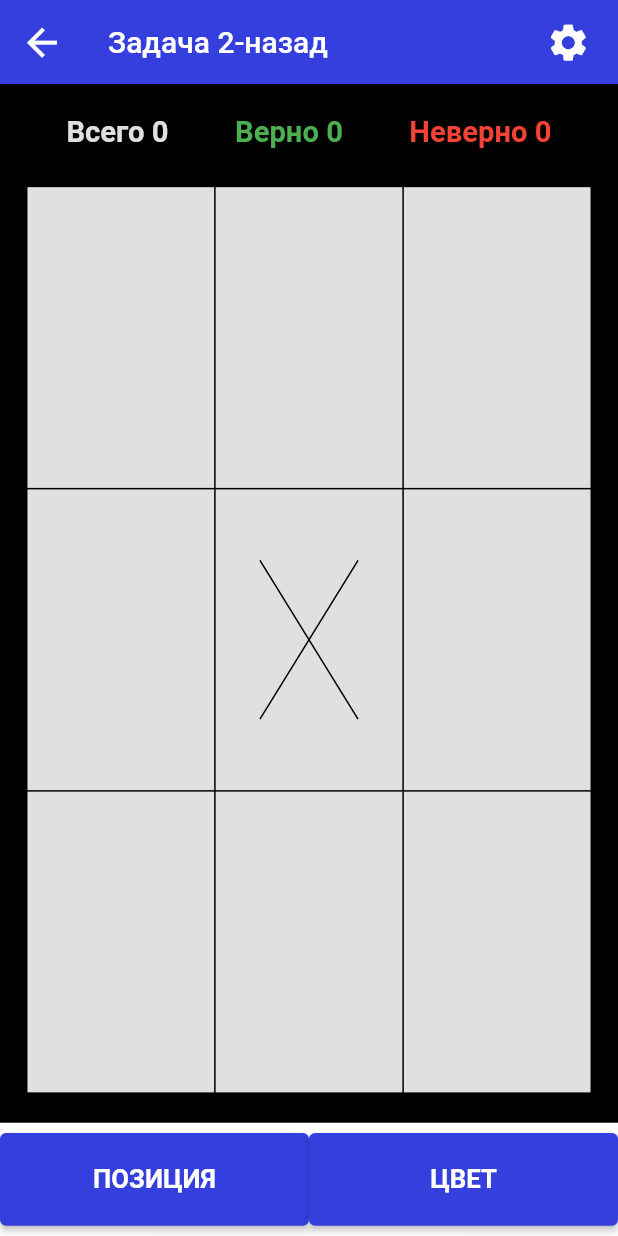
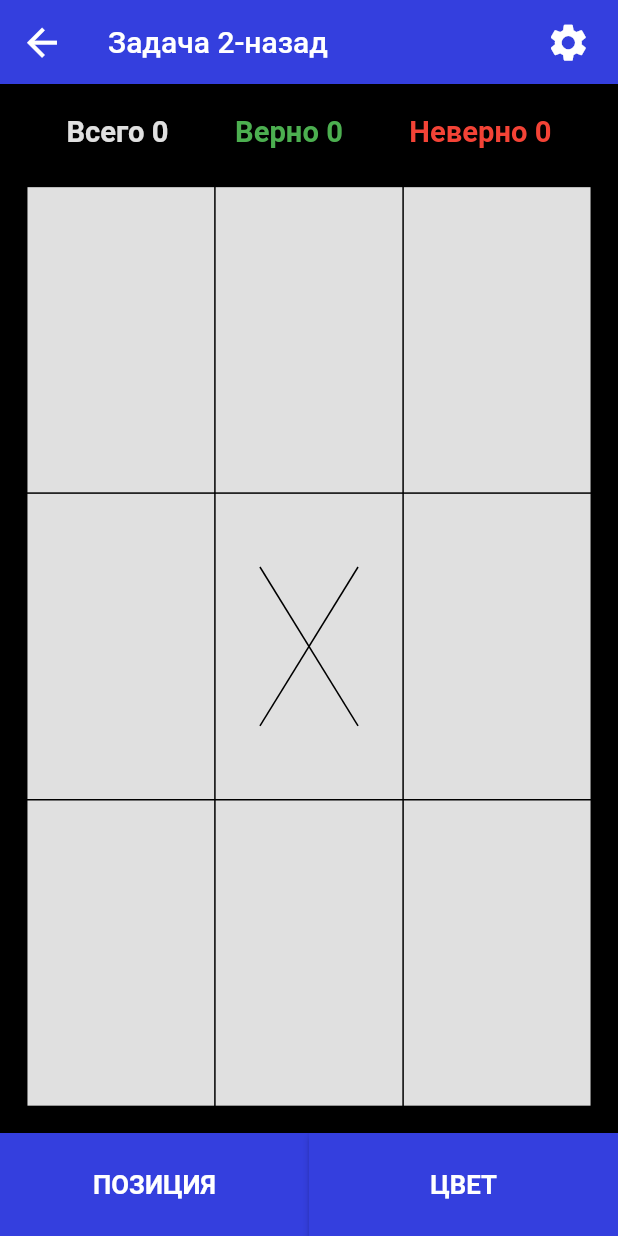
Before and after one commit to Eddie98/nbackflutter, a Flutter app: the TrainingScreen screen opened by its route, on a phone screen of 412 x 824 dp. Run offline on Flutter 3.47's test engine with Material 2 defaults, Android fonts, the light colour scheme and no system bars; our stand-ins replace bloc, equatable, flutter_bloc, hydrated_bloc; missing offline and left inert: ansicolor.

Commit message:
little code fix

```diff
--- a/lib/view/screens/training/training.dart
+++ b/lib/view/screens/training/training.dart
@@ -29,6 +29,7 @@ class _TrainingScreenState extends State<TrainingScreen> {
     trainingBloc = context.read<TrainingBloc>();
     settingsRepo = context.read<SettingsRepository>();
 
+    // TODO: too long duration before start on high interval
     trainingBloc.add(const TrainingInitialEvent());
     Timer.periodic(
       Duration(seconds: settingsRepo.intervalBetweenAttempts),
--- a/lib/view/screens/training/widgets/board.dart
+++ b/lib/view/screens/training/widgets/board.dart
@@ -18,7 +18,7 @@ class BoardWidget extends StatelessWidget {
   @override
   Widget build(BuildContext context) {
     const spacingsHeight = 66.0; // bottom spacing absent - 26.0 - if overflow.
-    const countersHeight = 25.0;
+    const countersHeight = 23.0;
     final itemHeight = (bodyHeight - spacingsHeight - countersHeight) / 3;
 
     return Expanded(
--- a/lib/view/screens/training/widgets/footer_button.dart
+++ b/lib/view/screens/training/widgets/footer_button.dart
@@ -18,13 +18,16 @@ class FooterButton extends StatelessWidget {
   Widget build(BuildContext context) {
     return Expanded(
       child: Padding(
-        padding: EdgeInsets.symmetric(vertical: getPropScreenWidth(6.0)),
+        padding: EdgeInsets.symmetric(vertical: getPropScreenWidth(0.0)),
         child: ElevatedButton(
           onPressed: onTap,
           style: ElevatedButton.styleFrom(
-            fixedSize: Size(50, getPropScreenWidth(54.0)),
+            fixedSize: Size(50, getPropScreenWidth(60.0)),
             textStyle: TextStyles.trainingFooterButtonsTS(),
             primary: AppColors.themeColor,
+            shape: const RoundedRectangleBorder(
+              borderRadius: BorderRadius.zero,
+            ),
           ),
           child: Text(text.toUpperCase()),
         ),
```
Also changed, not shown: lib/bloc_observer.dart (+9 -4 lines).
